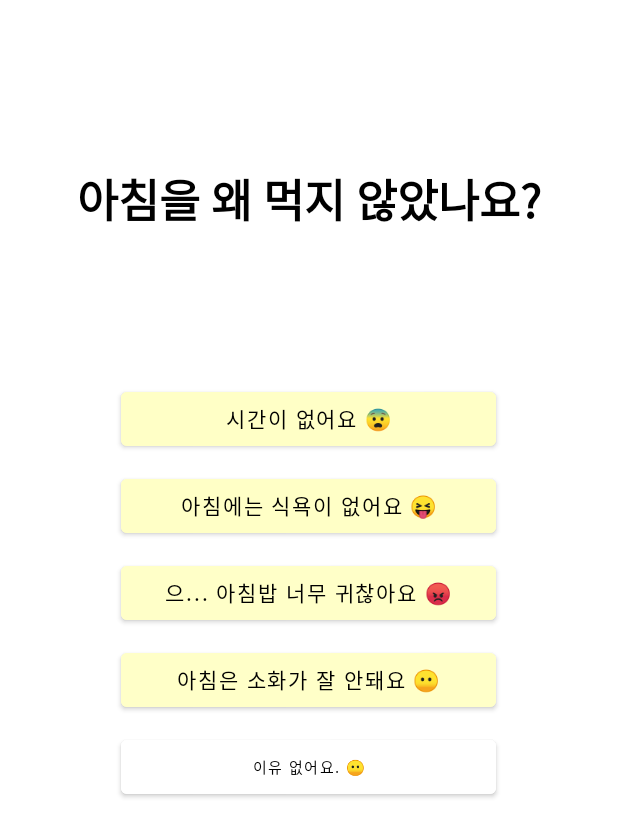
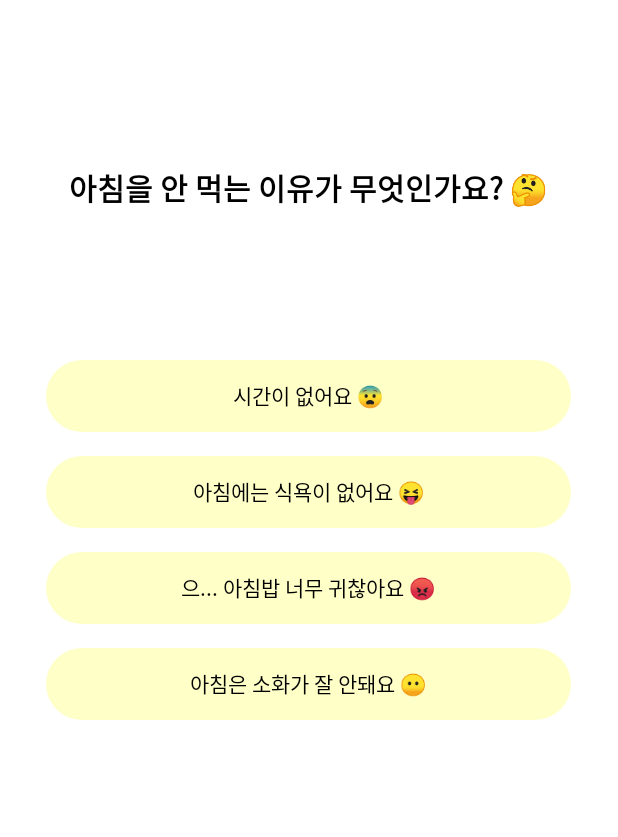
Before and after one commit to 55soup/BreakfastForce, an Android app: the AskSubActivity screen opened directly, with no data from a screen before it, on a phone screen of 412 x 824 dp. Shown: the top 837 px of the screen. Run offline under Robolectric (Android 15) with nearby library versions, the phone set to English and light mode, and no system bars.

Commit message:
radiobutton custome, colors 색깔지정

```diff
--- /dev/null
+++ b/app/src/main/res/drawable/bg_radio_button.xml
@@ -0,0 +1,16 @@
+<?xml version="1.0" encoding="utf-8"?>
+<selector xmlns:android="http://schemas.android.com/apk/res/android">
+    <item android:state_checked="true">
+        <shape android:shape="rectangle">
+            <solid android:color="@color/parmesanCheese"/>
+            <corners android:radius="30dp" />
+        </shape>
+    </item>
+
+    <item android:state_checked="false">
+        <shape android:shape="rectangle">
+            <solid android:color="@color/lightYellow"/>
+            <corners android:radius="30dp" />
+        </shape>
+    </item>
+</selector>
--- a/app/src/main/res/layout/activity_ask_main.xml
+++ b/app/src/main/res/layout/activity_ask_main.xml
@@ -18,29 +18,26 @@
         android:layout_marginTop="100dp"
         android:layout_marginBottom="100dp"/>
 
-    <LinearLayout
-        android:layout_width="match_parent"
+    <RadioGroup
+        android:layout_width="wrap_content"
         android:layout_height="wrap_content"
-        android:orientation="vertical">
+        android:layout_gravity="center">
+        <RadioButton
+            android:layout_width="350dp"
+            android:layout_height="wrap_content"
+            android:text="네"
+            android:button="@null"
+            android:background="@drawable/bg_radio_button"
+            android:gravity="center"
+            android:layout_marginBottom="20dp"/>
+        <RadioButton
+            android:layout_width="350dp"
+            android:layout_height="wrap_content"
+            android:text="아니오"
+            android:button="@null"
+            android:background="@drawable/bg_radio_button"
+            android:gravity="center"/>
 
-        <Button
-            android:id="@+id/btn_yes"
-            android:layout_width="250dp"
-            android:layout_height="wrap_content"
-            android:layout_gravity="center"
-            android:backgroundTint="#ffffc8"
-            android:text="네!"
-            android:textColor="@color/black"/>
-
-        <Button
-            android:id="@+id/btn_no"
-            android:layout_width="250dp"
-            android:layout_height="wrap_content"
-            android:layout_gravity="center"
-            android:backgroundTint="#ffffc8"
-            android:textColor="@color/black"
-            android:text="아니요!" />
-
-    </LinearLayout>
+    </RadioGroup>
 
 </LinearLayout>
--- a/app/src/main/res/layout/activity_ask_sub.xml
+++ b/app/src/main/res/layout/activity_ask_sub.xml
@@ -11,8 +11,8 @@
     <TextView
         android:layout_width="wrap_content"
         android:layout_height="wrap_content"
-        android:text="아침을 왜 먹지 않았나요?"
-        android:textSize="30dp"
+        android:text="아침을 안 먹는 이유가 무엇인가요? 🤔"
+        android:textSize="20dp"
         android:textStyle="bold"
         android:layout_gravity="center"
         android:layout_marginTop="100dp"
@@ -23,58 +23,43 @@
         android:layout_height="wrap_content"
         android:orientation="vertical">
 
-        <Button
-            android:id="@+id/btn_case1"
-            android:layout_width="250dp"
+        <RadioGroup
+            android:layout_width="wrap_content"
             android:layout_height="wrap_content"
-            android:layout_gravity="center"
-            android:backgroundTint="#FFFFC6"
+            android:layout_gravity="center">
+            <RadioButton
+                android:layout_width="350dp"
+                android:layout_height="wrap_content"
+                android:button="@null"
                 android:text="시간이 없어요 😨"
-            android:textColor="@color/black"
-            android:layout_marginBottom="10dp"/>
-
-        <Button
-            android:id="@+id/btn_case2"
-            android:layout_width="250dp"
+                android:background="@drawable/bg_radio_button"
+                android:gravity="center"
+                android:layout_marginBottom="16dp"/>
+            <RadioButton
+                android:layout_width="350dp"
                 android:layout_height="wrap_content"
-            android:layout_gravity="center"
-            android:backgroundTint="#FFFFC6"
-            android:textColor="@color/black"
+                android:button="@null"
                 android:text="아침에는 식욕이 없어요 😝"
-            android:layout_marginBottom="10dp"/>
-
-        <Button
-            android:id="@+id/btn_case3"
-            android:layout_width="250dp"
+                android:background="@drawable/bg_radio_button"
+                android:gravity="center"
+                android:layout_marginBottom="16dp"/>
+            <RadioButton
+                android:layout_width="350dp"
                 android:layout_height="wrap_content"
-            android:layout_gravity="center"
-            android:backgroundTint="#ffffc8"
-            android:textColor="@color/black"
+                android:button="@null"
                 android:text="으... 아침밥 너무 귀찮아요 😡"
-            android:layout_marginBottom="10dp"/>
-
-        <Button
-            android:id="@+id/btn_case4"
-            android:layout_width="250dp"
+                android:background="@drawable/bg_radio_button"
+                android:gravity="center"
+                android:layout_marginBottom="16dp"/>
+            <RadioButton
+                android:layout_width="350dp"
                 android:layout_height="wrap_content"
-            android:layout_gravity="center"
-            android:backgroundTint="#ffffc8"
-            android:textColor="@color/black"
+                android:button="@null"
                 android:text="아침은 소화가 잘 안돼요 😶"
-            android:layout_marginBottom="10dp"/>
-
-        <Button
-            android:id="@+id/btn_case5"
-            android:layout_width="250dp"
-            android:layout_height="wrap_content"
-            android:layout_gravity="center"
-            android:backgroundTint="#ffffff"
-            android:textColor="@color/black"
-            android:text="이유 없어요. 😶"
-            android:textSize="10dp"/>
-
-
-
+                android:background="@drawable/bg_radio_button"
+                android:gravity="center"
+                android:layout_marginBottom="16dp"/>
+        </RadioGroup>
     </LinearLayout>
 
 </LinearLayout>
--- a/app/src/main/res/values/colors.xml
+++ b/app/src/main/res/values/colors.xml
@@ -10,4 +10,6 @@
     <color name="colorPrimary">#008577</color>
     <color name="colorPrimaryDark">#00574B</color>
     <color name="colorAccent">#D81B60</color>
+    <color name="lightYellow">#FFFFFFC8</color>
+    <color name="parmesanCheese">#FFBB37</color>
 </resources>
```
Lines whose indentation alone changed are shown as unchanged.
